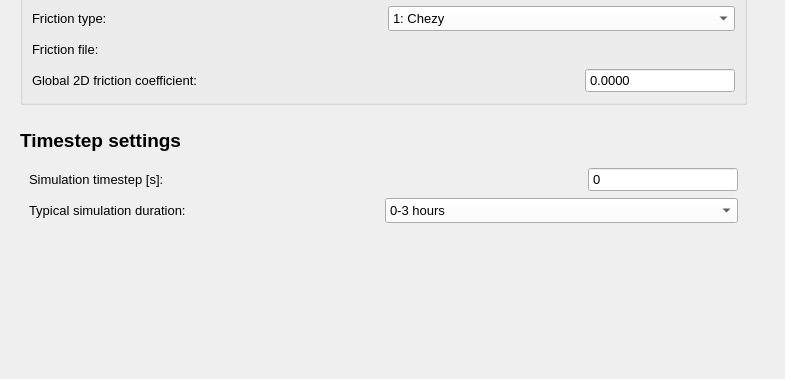
The window that threedi_models_and_simulations/ui/new_schematisation_wizard/page_schema_settings.ui (nens/threedi-api-qgis-client) describes before a commit, drawn with Qt 5; both pictures show x 0 to 785 and y 411 to 790 of the 785 by 790 pixel window.
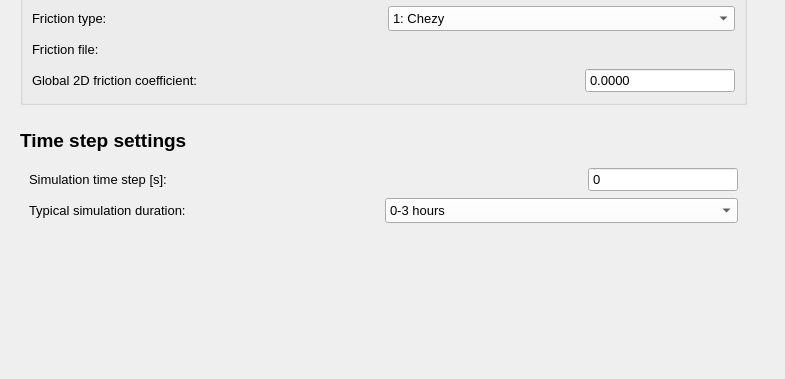
The same window after the commit. Custom widgets are drawn as their Qt base class.

Commit message: Change timestep into time step

The edit to the form file:
```diff
--- a/threedi_models_and_simulations/ui/new_schematisation_wizard/page_schema_settings.ui
+++ b/threedi_models_and_simulations/ui/new_schematisation_wizard/page_schema_settings.ui
@@ -99,7 +99,7 @@
          </font>
         </property>
         <property name="text">
-         <string>Timestep settings</string>
+         <string>Time step settings</string>
         </property>
        </widget>
       </item>
@@ -124,7 +124,7 @@
             <string>Simulation timestep [s]</string>
            </property>
            <property name="text">
-            <string>Simulation timestep [s]:</string>
+            <string>Simulation time step [s]:</string>
            </property>
           </widget>
          </item>
```
Left out of the diff: 6 changed lines with no effect on the pictures.
